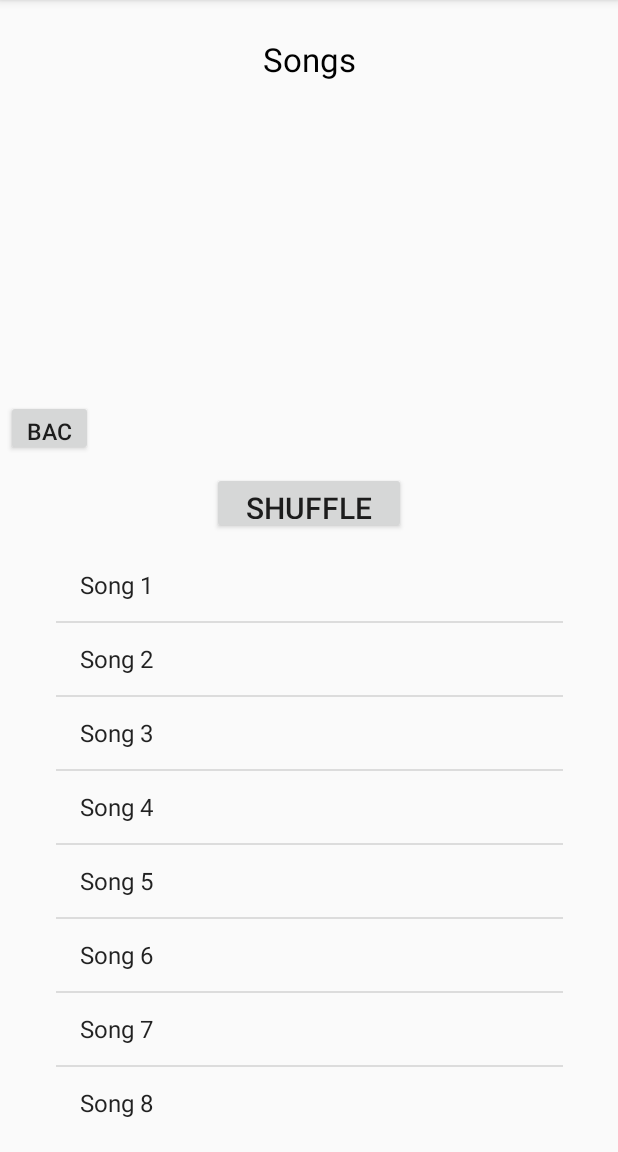
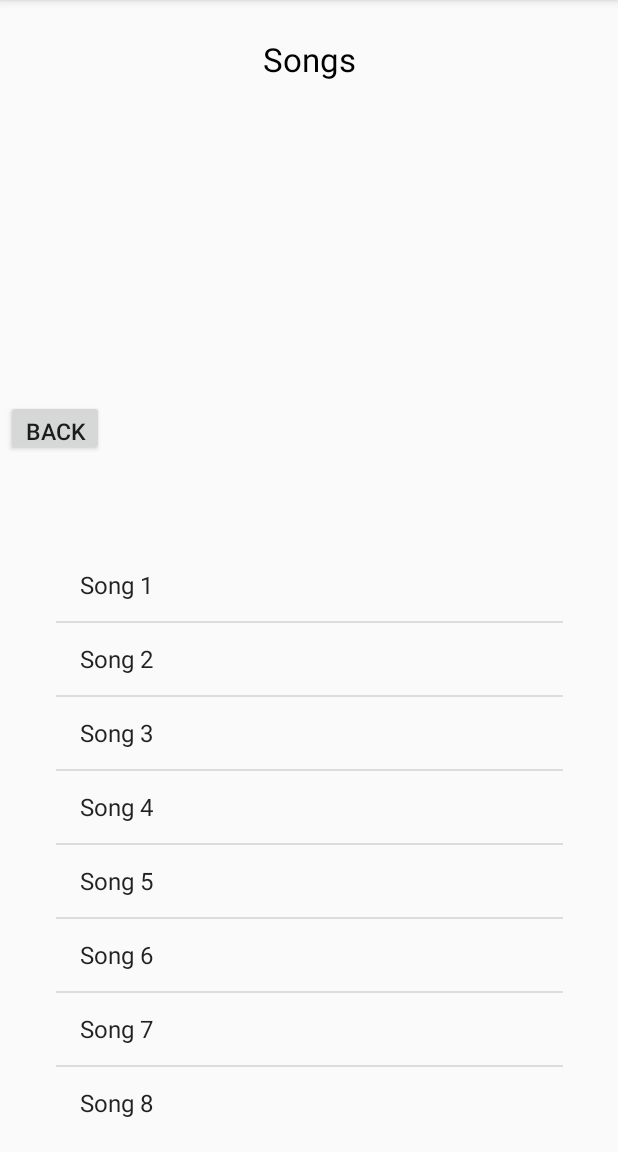
Before and after one commit to CharryWu/vibe-music-player, an Android app: the screen it shows after launch (SongListActivity), on a phone screen of 412 x 824 dp, the part 84-1236 px from its top. Run offline under Robolectric (Android 15) with nearby library versions, the light colour scheme and no system bars.

Commit message:
removed shuffle button in songlist

```diff
--- a/app/src/main/java/com/example/chadlohrli/myapplication/AlbumActivity.java
+++ b/app/src/main/java/com/example/chadlohrli/myapplication/AlbumActivity.java
@@ -10,4 +10,5 @@ public class AlbumActivity extends AppCompatActivity {
         super.onCreate(savedInstanceState);
         setContentView(R.layout.activity_album);
     }
+
 }
--- a/app/src/main/java/com/example/chadlohrli/myapplication/SongListActivity.java
+++ b/app/src/main/java/com/example/chadlohrli/myapplication/SongListActivity.java
@@ -20,7 +20,6 @@ public class SongListActivity extends AppCompatActivity {
         setContentView(R.layout.songlist);
 
         listView = (ListView) findViewById(R.id.songlist);
-        shuffleButton = (Button) findViewById(R.id.shuffle);
         backButton = (Button) findViewById(R.id.go_back);
 
         //sample array
@@ -53,6 +52,7 @@ public class SongListActivity extends AppCompatActivity {
             public void onClick(View view) {
                 Intent intent = new Intent(SongListActivity.this, MainActivity.class);
                 SongListActivity.this.startActivity(intent);
+                finish();
             }
         });
 
--- a/app/src/main/res/layout/songlist.xml
+++ b/app/src/main/res/layout/songlist.xml
@@ -22,25 +22,13 @@
 
     <Button
         android:id="@+id/go_back"
-        android:layout_width="58dp"
+        android:layout_width="65dp"
         android:layout_height="37dp"
         android:layout_marginBottom="464dp"
         android:text="back"
         android:textSize="15sp"
         app:layout_constraintBottom_toBottomOf="parent"
         app:layout_constraintHorizontal_bias="0.012"
-        app:layout_constraintLeft_toLeftOf="parent"
-        app:layout_constraintRight_toRightOf="parent" />
-
-    <Button
-        android:id="@+id/shuffle"
-        android:layout_width="129dp"
-        android:layout_height="41dp"
-        android:layout_marginBottom="412dp"
-        android:text="Shuffle"
-        android:textSize="20dp"
-        app:layout_constraintBottom_toBottomOf="parent"
-        app:layout_constraintHorizontal_bias="0.501"
         app:layout_constraintLeft_toLeftOf="parent"
         app:layout_constraintRight_toRightOf="parent" />
 
```
